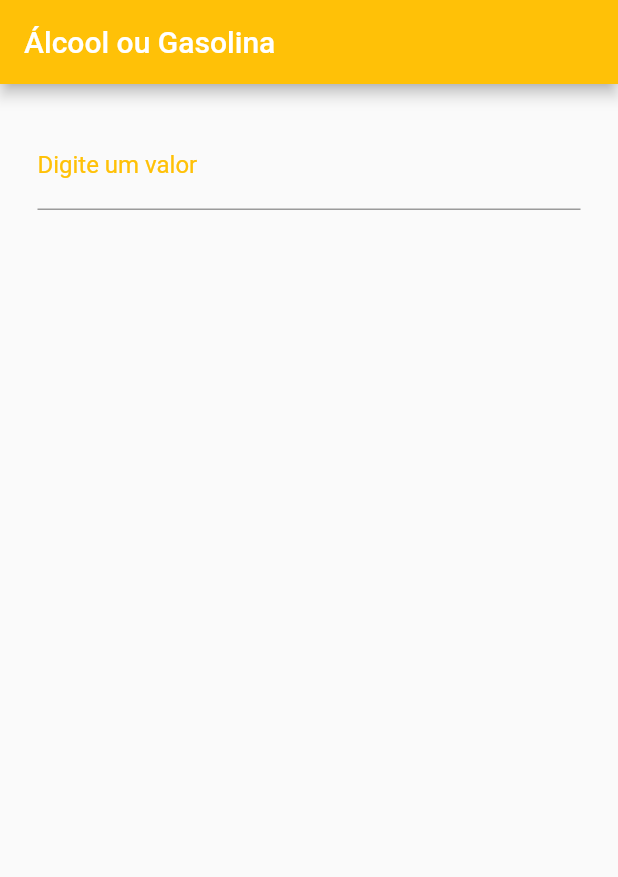
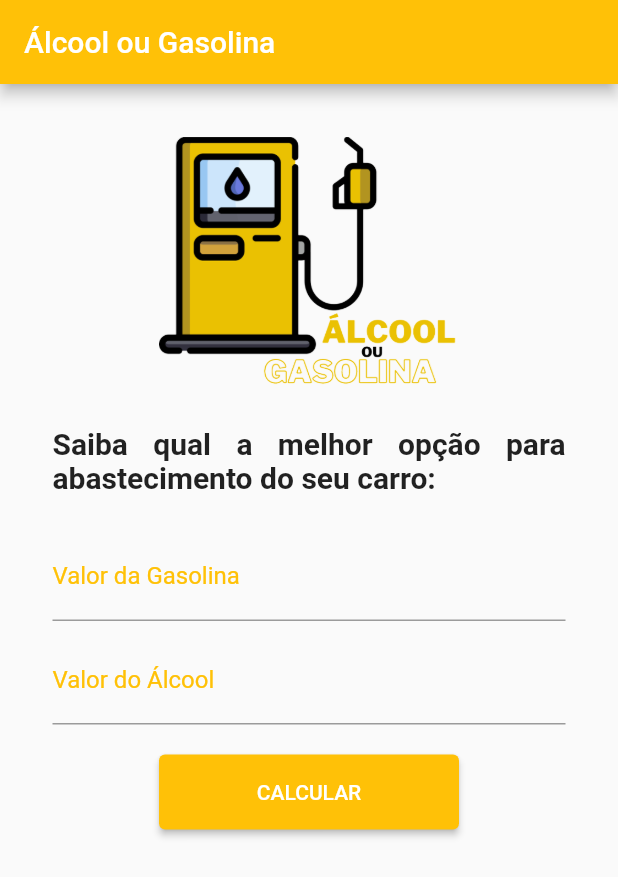
Before and after one commit to Wesley-Dutra/Projeto_gasolina, a Flutter app: the screen it shows after launch, on a phone screen of 412 x 824 dp. Shown: the top 877 px of the screen. Run offline on Flutter 3.47's test engine with Material 2 defaults, Android fonts, the light colour scheme and no system bars.

Commit message:
Formatação dos campos da tela principal

```diff
--- a/lib/CampoTxt.dart
+++ b/lib/CampoTxt.dart
@@ -17,20 +17,66 @@ class _HomeState extends State<Home> {
       ),
       body: Center(
         child: Padding(
-          padding: EdgeInsets.all(25),
+          padding: EdgeInsets.all(35),
           child: Column(
             mainAxisAlignment: MainAxisAlignment.start,
             children: <Widget>[
-              TextField(
+              Padding(
+                padding: EdgeInsets.only(bottom: 25),
+                child: Image.asset(
+                  'images/gasolina.png',
+                  width: 200,
+                ),
+              ),
+              Padding(
+                padding: EdgeInsets.only(bottom: 15),
+                child: Text(
+                  'Saiba qual a melhor opção para abastecimento do seu carro:',
+                  style: TextStyle(
+                    fontSize: 20,
+                    fontWeight: FontWeight.bold,
+                  ),
+                  textAlign: TextAlign.justify,
+                ),
+              ),
+              Padding(
+                padding: EdgeInsets.only(top: 10),
+                child: TextField(
                   keyboardType: TextInputType.number,
                   decoration: InputDecoration(
-                  labelText: 'Digite um valor',
+                      labelText: 'Valor da Gasolina',
                       labelStyle: TextStyle(
                           color: Colors.amber
                       ),
                       focusedBorder: UnderlineInputBorder(
                           borderSide: BorderSide(width: 1, color: Colors.amber)
-                  )
+                      ),
+                      hintText: 'Ex: 5.43'
+                  ),
+                ),
+              ),
+              Padding(
+                padding: EdgeInsets.only(top: 10, bottom: 20),
+                child: TextField(
+                  keyboardType: TextInputType.number,
+                  decoration: InputDecoration(
+                      labelText: 'Valor do Álcool',
+                      labelStyle: TextStyle(
+                          color: Colors.amber
+                      ),
+                      focusedBorder: UnderlineInputBorder(
+                          borderSide: BorderSide(width: 1, color: Colors.amber)
+                      ),
+                      hintText: 'Ex: 5.43'
+                  ),
+                ),
+              ),
+              ElevatedButton(
+                onPressed: () {},
+                child: Text('CALCULAR'),
+                style: ElevatedButton.styleFrom(
+                  backgroundColor: Colors.amber,
+                  minimumSize: Size(200, 50)
                 ),
               ),
             ],
```
Also changed, not shown: pubspec.yaml (line endings or trailing spaces). Lines whose indentation alone changed are shown as unchanged.
